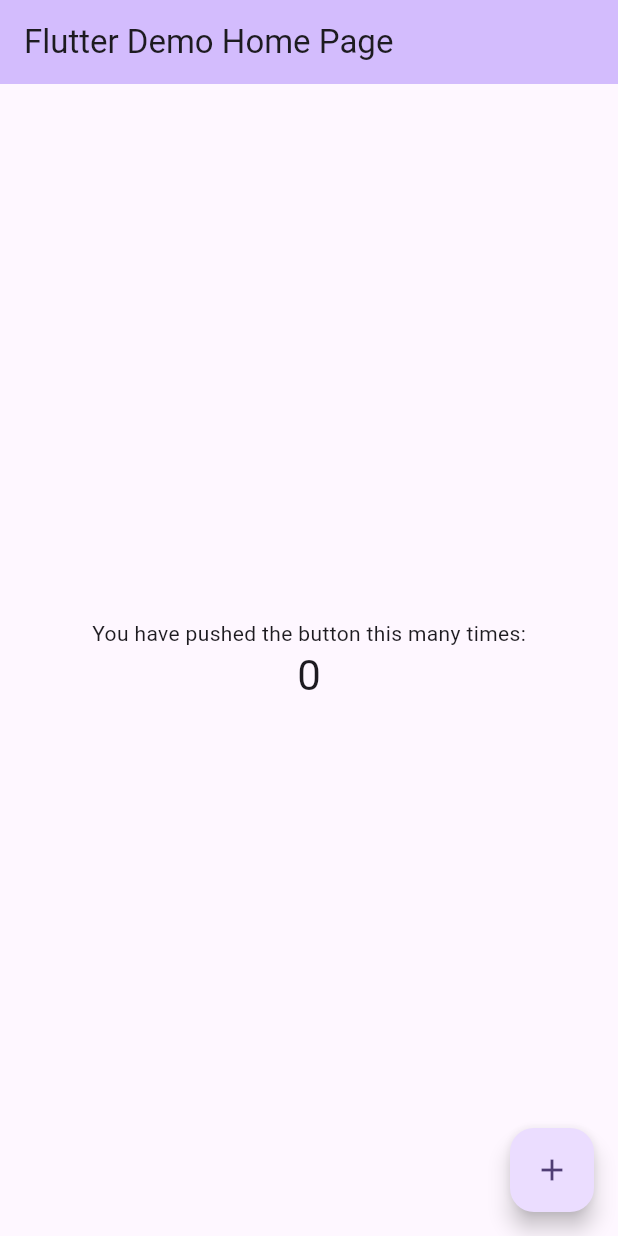
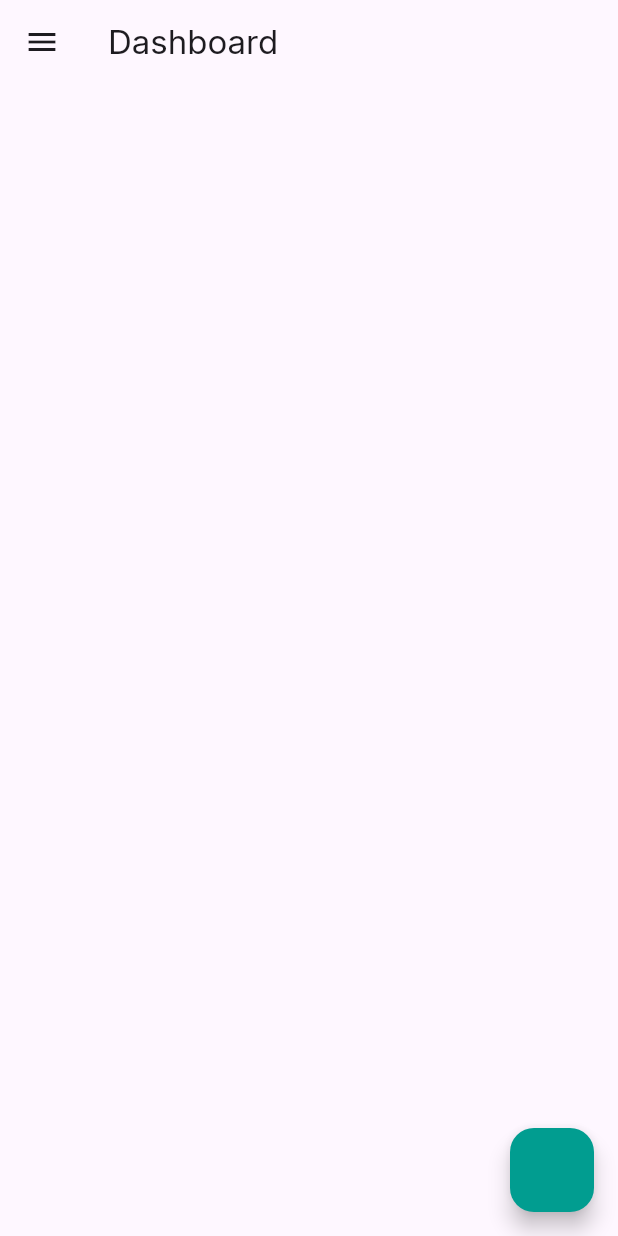
Before and after one commit to MyintMyatt/hang_out, a Flutter app: the screen it shows after launch, on a phone screen of 412 x 824 dp. Run offline on Flutter 3.47's test engine with Material 3 defaults, Android fonts, the phone set to English and light mode, and no system bars; our stand-ins replace google_fonts.

Commit message:
added required dependencies

```diff
--- /dev/null
+++ b/lib/admin/home.dart
@@ -0,0 +1,29 @@
+import 'package:flutter/material.dart';
+import 'package:google_fonts/google_fonts.dart';
+import 'package:hang_out/theme/theme.dart';
+
+class AdminHomeScreen extends StatelessWidget {
+  const AdminHomeScreen({super.key});
+
+  @override
+  Widget build(BuildContext context) {
+    return Scaffold(
+      appBar: AppBar(
+        leading: IconButton(onPressed: (){}, icon: Icon(Icons.menu)),
+        title: Text(
+          'Dashboard',
+          style: GoogleFonts.inter(
+            fontSize: ThemeService.HEADING_FONT_SIZE,
+            fontWeight: FontWeight.w400,
+          ),
+        ),
+      ),
+      // floatingActionButtonLocation: FloatingActionButtonLocation.centerFloat,
+      floatingActionButton: FloatingActionButton(
+
+          onPressed: (){},
+          backgroundColor: ThemeService.GREEN_COLOR,
+      ),
+    );
+  }
+}
--- a/lib/main.dart
+++ b/lib/main.dart
@@ -1,107 +1,20 @@
 import 'package:flutter/material.dart';
+import 'package:hang_out/admin/home.dart';
+import 'package:hang_out/theme/theme.dart';
 
-void main() {
-  runApp(const MyApp());
+void main(){
+    runApp(const HangOut());
 }
 
-class MyApp extends StatelessWidget {
-  const MyApp({super.key});
+class HangOut extends StatelessWidget {
+  const HangOut ({super.key});
 
-  // This widget is the root of your application.
   @override
   Widget build(BuildContext context) {
     return MaterialApp(
-      title: 'Flutter Demo',
-      theme: ThemeData(
-        colorScheme: ColorScheme.fromSeed(seedColor: Colors.deepPurple),
-      ),
-      home: const MyHomePage(title: 'Flutter Demo Home Page'),
+          debugShowCheckedModeBanner: false,
+          // theme: ThemeData(colorScheme: ColorScheme.fromSeed(seedColor: Color(0xFF03665e))),
+          home: AdminHomeScreen(),
     );
   }
 }
-
-class MyHomePage extends StatefulWidget {
-  const MyHomePage({super.key, required this.title});
-
-  // This widget is the home page of your application. It is stateful, meaning
-  // that it has a State object (defined below) that contains fields that affect
-  // how it looks.
-
-  // This class is the configuration for the state. It holds the values (in this
-  // case the title) provided by the parent (in this case the App widget) and
-  // used by the build method of the State. Fields in a Widget subclass are
-  // always marked "final".
-
-  final String title;
-
-  @override
-  State<MyHomePage> createState() => _MyHomePageState();
-}
-
-class _MyHomePageState extends State<MyHomePage> {
-  int _counter = 0;
-
-  void _incrementCounter() {
-    setState(() {
-      // This call to setState tells the Flutter framework that something has
-      // changed in this State, which causes it to rerun the build method below
-      // so that the display can reflect the updated values. If we changed
-      // _counter without calling setState(), then the build method would not be
-      // called again, and so nothing would appear to happen.
-      _counter++;
-    });
-  }
-
-  @override
-  Widget build(BuildContext context) {
-    // This method is rerun every time setState is called, for instance as done
-    // by the _incrementCounter method above.
-    //
-    // The Flutter framework has been optimized to make rerunning build methods
-    // fast, so that you can just rebuild anything that needs updating rather
-    // than having to individually change instances of widgets.
-    return Scaffold(
-      appBar: AppBar(
-        // TRY THIS: Try changing the color here to a specific color (to
-        // Colors.amber, perhaps?) and trigger a hot reload to see the AppBar
-        // change color while the other colors stay the same.
-        backgroundColor: Theme.of(context).colorScheme.inversePrimary,
-        // Here we take the value from the MyHomePage object that was created by
-        // the App.build method, and use it to set our appbar title.
-        title: Text(widget.title),
-      ),
-      body: Center(
-        // Center is a layout widget. It takes a single child and positions it
-        // in the middle of the parent.
-        child: Column(
-          // Column is also a layout widget. It takes a list of children and
-          // arranges them vertically. By default, it sizes itself to fit its
-          // children horizontally, and tries to be as tall as its parent.
-          //
-          // Column has various properties to control how it sizes itself and
-          // how it positions its children. Here we use mainAxisAlignment to
-          // center the children vertically; the main axis here is the vertical
-          // axis because Columns are vertical (the cross axis would be
-          // horizontal).
-          //
-          // TRY THIS: Invoke "debug painting" (choose the "Toggle Debug Paint"
-          // action in the IDE, or press "p" in the console), to see the
-          // wireframe for each widget.
-          mainAxisAlignment: MainAxisAlignment.center,
-          children: <Widget>[
-            const Text('You have pushed the button this many times:'),
-            Text(
-              '$_counter',
-              style: Theme.of(context).textTheme.headlineMedium,
-            ),
-          ],
-        ),
-      ),
-      floatingActionButton: FloatingActionButton(
-        onPressed: _incrementCounter,
-        tooltip: 'Increment',
-        child: const Icon(Icons.add),
-      ), // This trailing comma makes auto-formatting nicer for build methods.
-    );
-  }
-}
--- /dev/null
+++ b/lib/theme/theme.dart
@@ -0,0 +1,17 @@
+import 'dart:ui';
+
+class ThemeService{
+
+ //Color
+ static final Color PRIMARY_BLACK_COLOR = Color(0xFF292C2D);
+ static final Color SECONDARY_BLACK_COLOR = Color(0xFF111315);
+ static final Color WHITE_COLOR = Color(0xFFF1F7F7);
+ static final Color LIGHT_GREEN_COLOR = Color(0xFF74FFC5);
+ static final Color GREEN_COLOR = Color(0xFF019D90);
+
+
+
+ //Font Size
+static final double HEADING_FONT_SIZE = 22;
+
+}
```
Also changed, not shown: pubspec.yaml (+8 -0 lines), lib/login.dart (added), pubspec.lock, 5 other files.
